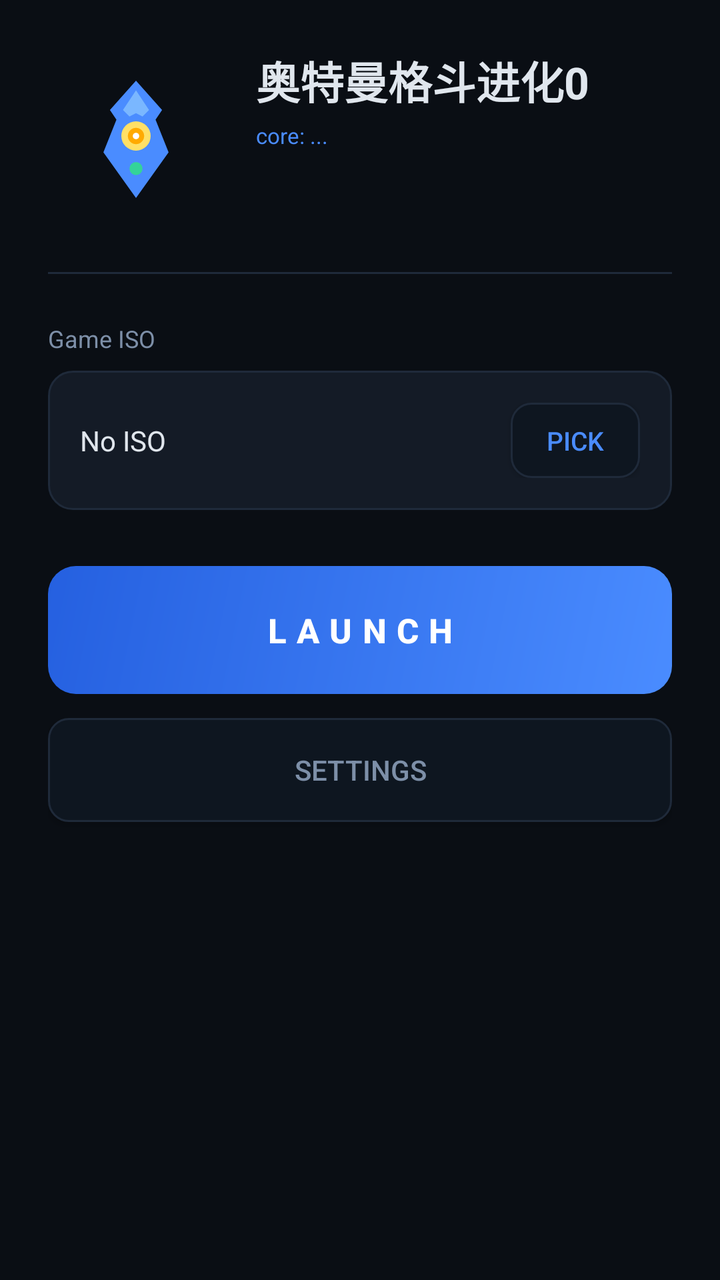
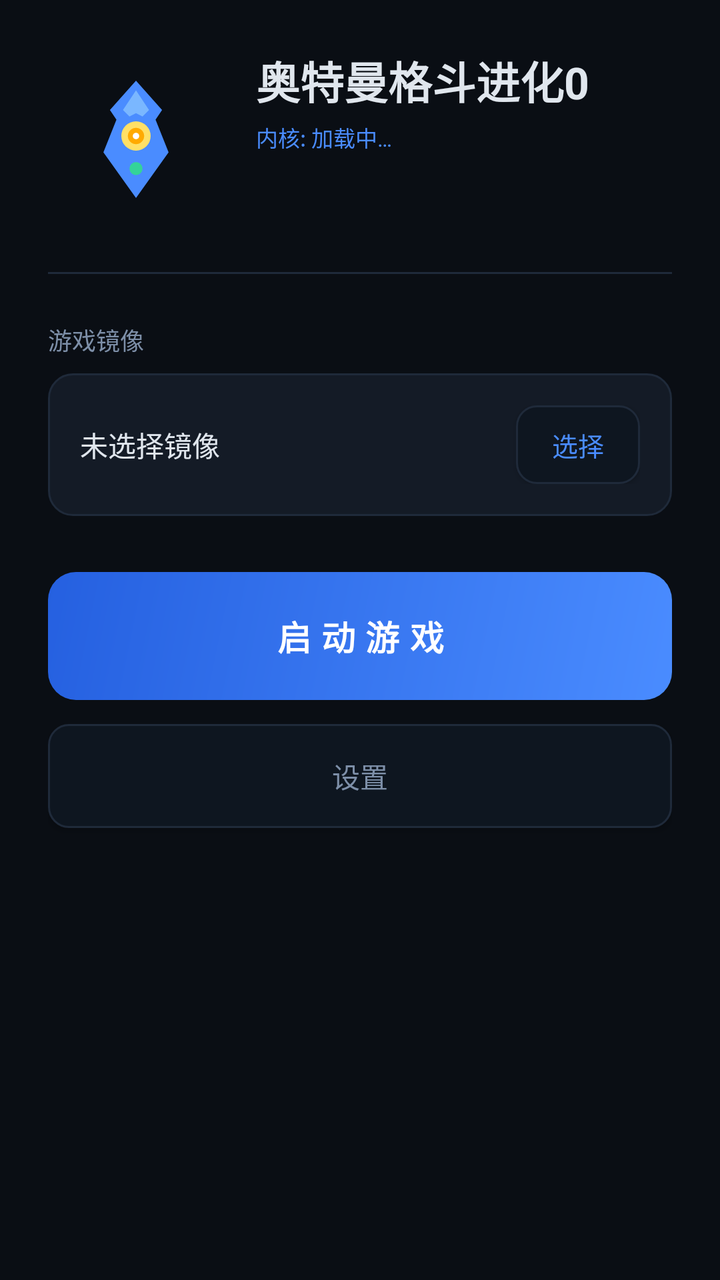

Before-and-after screenshots of an Android layout around one commit, followed by the original layout XML and the change that was made.
<!-- AndroidManifest.xml: application theme Theme.UltramanFE0 -->
<!-- res/layout/activity_main.xml -->
<?xml version="1.0" encoding="utf-8"?>
<androidx.constraintlayout.widget.ConstraintLayout
    xmlns:android="http://schemas.android.com/apk/res/android"
    xmlns:app="http://schemas.android.com/apk/res-auto"
    android:layout_width="match_parent"
    android:layout_height="match_parent"
    android:background="@color/bg"
    android:padding="24dp">
    <ImageView
        android:id="@+id/ivLogo"
        android:layout_width="88dp"
        android:layout_height="88dp"
        android:src="@drawable/ic_ultraman"
        app:layout_constraintTop_toTopOf="parent"
        app:layout_constraintStart_toStartOf="parent"/>
    <TextView
        android:id="@+id/tvTitle"
        android:layout_width="wrap_content"
        android:layout_height="wrap_content"
        android:layout_marginStart="16dp"
        android:text="@string/app_name"
        android:textColor="#E0E6ED"
        android:textSize="22sp"
        android:textStyle="bold"
        app:layout_constraintTop_toTopOf="@id/ivLogo"
        app:layout_constraintStart_toEndOf="@id/ivLogo"/>
    <TextView
        android:id="@+id/tvCore"
        android:layout_width="wrap_content"
        android:layout_height="wrap_content"
        android:layout_marginStart="16dp"
        android:layout_marginTop="4dp"
        android:text="core: ..."
        android:textColor="#4A8CFF"
        android:textSize="11sp"
        app:layout_constraintTop_toBottomOf="@id/tvTitle"
        app:layout_constraintStart_toEndOf="@id/ivLogo"/>
    <View
        android:id="@+id/divider"
        android:layout_width="match_parent"
        android:layout_height="1dp"
        android:layout_marginTop="24dp"
        android:background="#1F2A3A"
        app:layout_constraintTop_toBottomOf="@id/ivLogo"/>
    <TextView
        android:id="@+id/tvLabelGame"
        android:layout_width="wrap_content"
        android:layout_height="wrap_content"
        android:layout_marginTop="24dp"
        android:text="Game ISO"
        android:textColor="#7D8FA8"
        android:textSize="12sp"
        app:layout_constraintTop_toBottomOf="@id/divider"
        app:layout_constraintStart_toStartOf="parent"/>
    <LinearLayout
        android:id="@+id/cardGame"
        android:layout_width="match_parent"
        android:layout_height="wrap_content"
        android:layout_marginTop="8dp"
        android:background="@drawable/bg_card"
        android:orientation="horizontal"
        android:padding="16dp"
        android:gravity="center_vertical"
        app:layout_constraintTop_toBottomOf="@id/tvLabelGame">
        <TextView
            android:id="@+id/tvGameName"
            android:layout_width="0dp"
            android:layout_height="wrap_content"
            android:layout_weight="1"
            android:text="No ISO"
            android:textColor="#E0E6ED"
            android:textSize="14sp"
            android:maxLines="1"
            android:ellipsize="middle"/>
        <Button
            android:id="@+id/btnPick"
            android:layout_width="wrap_content"
            android:layout_height="wrap_content"
            android:background="@drawable/bg_btn_secondary"
            android:minWidth="0dp"
            android:minHeight="0dp"
            android:paddingHorizontal="18dp"
            android:paddingVertical="10dp"
            android:text="Pick"
            android:textColor="#4A8CFF"
            android:textSize="13sp"/>
    </LinearLayout>
    <Button
        android:id="@+id/btnLaunch"
        android:layout_width="match_parent"
        android:layout_height="64dp"
        android:layout_marginTop="28dp"
        android:background="@drawable/bg_btn_primary"
        android:enabled="false"
        android:letterSpacing="0.3"
        android:text="LAUNCH"
        android:textColor="#FFFFFF"
        android:textSize="17sp"
        android:textStyle="bold"
        app:layout_constraintTop_toBottomOf="@id/cardGame"/>
    <Button
        android:id="@+id/btnSettings"
        android:layout_width="match_parent"
        android:layout_height="52dp"
        android:layout_marginTop="12dp"
        android:background="@drawable/bg_btn_secondary"
        android:text="SETTINGS"
        android:textColor="#7D8FA8"
        android:textSize="14sp"
        app:layout_constraintTop_toBottomOf="@id/btnLaunch"/>
</androidx.constraintlayout.widget.ConstraintLayout>
<!-- resources referenced by this layout -->
<resources>
  <color name="bg">#0A0E14</color>
  <!-- drawable bg_btn_primary (drawable) -->
  <?xml version="1.0" encoding="utf-8"?>
  <shape xmlns:android="http://schemas.android.com/apk/res/android">
      <gradient android:angle="135" android:startColor="#4A8CFF" android:endColor="#2560E0"/>
      <corners android:radius="14dp"/>
  </shape>
  <!-- drawable bg_btn_secondary (drawable) -->
  <?xml version="1.0" encoding="utf-8"?>
  <shape xmlns:android="http://schemas.android.com/apk/res/android">
      <solid android:color="#0E1620"/>
      <corners android:radius="10dp"/>
      <stroke android:width="1dp" android:color="#1F2A3A"/>
  </shape>
  <!-- drawable bg_card (drawable) -->
  <?xml version="1.0" encoding="utf-8"?>
  <shape xmlns:android="http://schemas.android.com/apk/res/android">
      <solid android:color="#141B26"/>
      <corners android:radius="12dp"/>
      <stroke android:width="1dp" android:color="#1F2A3A"/>
  </shape>
  <!-- drawable ic_ultraman (drawable) -->
  <?xml version="1.0" encoding="utf-8"?>
  <vector xmlns:android="http://schemas.android.com/apk/res/android"
      android:width="108dp"
      android:height="108dp"
      android:viewportWidth="108"
      android:viewportHeight="108">
      <path android:fillColor="#4A8CFF" android:pathData="M54,20 L70,38 L66,44 L74,64 L54,92 L34,64 L42,44 L38,38 Z"/>
      <path android:fillColor="#7AB7FF" android:pathData="M54,26 L62,38 L58,42 L54,40 L50,42 L46,38 Z"/>
      <path android:fillColor="#FFE066" android:pathData="M54,54 m-9,0 a9,9 0 1,0 18,0 a9,9 0 1,0 -18,0"/>
      <path android:fillColor="#FFAA00" android:pathData="M54,54 m-5,0 a5,5 0 1,0 10,0 a5,5 0 1,0 -10,0"/>
      <path android:fillColor="#FFFFFF" android:pathData="M54,54 m-2,0 a2,2 0 1,0 4,0 a2,2 0 1,0 -4,0"/>
      <path android:fillColor="#34D399" android:pathData="M54,74 m-4,0 a4,4 0 1,0 8,0 a4,4 0 1,0 -8,0"/>
  </vector>
  <string name="app_name">奥特曼格斗进化0</string>
  <style name="Theme.UltramanFE0" parent="Theme.AppCompat.NoActionBar">
          <item name="colorPrimary">@color/accent</item>
          <item name="colorAccent">@color/accent</item>
          <item name="android:windowBackground">@color/bg</item>
          <item name="android:statusBarColor">@color/bg</item>
          <item name="android:navigationBarColor">@color/bg</item>
      </style>
  <color name="accent">#4A8CFF</color>
</resources>

<!-- the commit's change to res/layout/activity_main.xml (unified diff, before → after) -->
@@ -30,7 +30,7 @@
         android:layout_height="wrap_content"
         android:layout_marginStart="16dp"
         android:layout_marginTop="4dp"
-        android:text="core: ..."
+        android:text="内核: 加载中…"
         android:textColor="#4A8CFF"
         android:textSize="11sp"
         app:layout_constraintTop_toBottomOf="@id/tvTitle"
@@ -47,7 +47,7 @@
         android:layout_width="wrap_content"
         android:layout_height="wrap_content"
         android:layout_marginTop="24dp"
-        android:text="Game ISO"
+        android:text="游戏镜像"
         android:textColor="#7D8FA8"
         android:textSize="12sp"
         app:layout_constraintTop_toBottomOf="@id/divider"
@@ -67,7 +67,7 @@
             android:layout_width="0dp"
             android:layout_height="wrap_content"
             android:layout_weight="1"
-            android:text="No ISO"
+            android:text="未选择镜像"
             android:textColor="#E0E6ED"
             android:textSize="14sp"
             android:maxLines="1"
@@ -81,7 +81,7 @@
             android:minHeight="0dp"
             android:paddingHorizontal="18dp"
             android:paddingVertical="10dp"
-            android:text="Pick"
+            android:text="选择"
             android:textColor="#4A8CFF"
             android:textSize="13sp"/>
     </LinearLayout>
@@ -93,7 +93,7 @@
         android:background="@drawable/bg_btn_primary"
         android:enabled="false"
         android:letterSpacing="0.3"
-        android:text="LAUNCH"
+        android:text="启动游戏"
         android:textColor="#FFFFFF"
         android:textSize="17sp"
         android:textStyle="bold"
@@ -104,7 +104,7 @@
         android:layout_height="52dp"
         android:layout_marginTop="12dp"
         android:background="@drawable/bg_btn_secondary"
-        android:text="SETTINGS"
+        android:text="设置"
         android:textColor="#7D8FA8"
         android:textSize="14sp"
         app:layout_constraintTop_toBottomOf="@id/btnLaunch"/>
